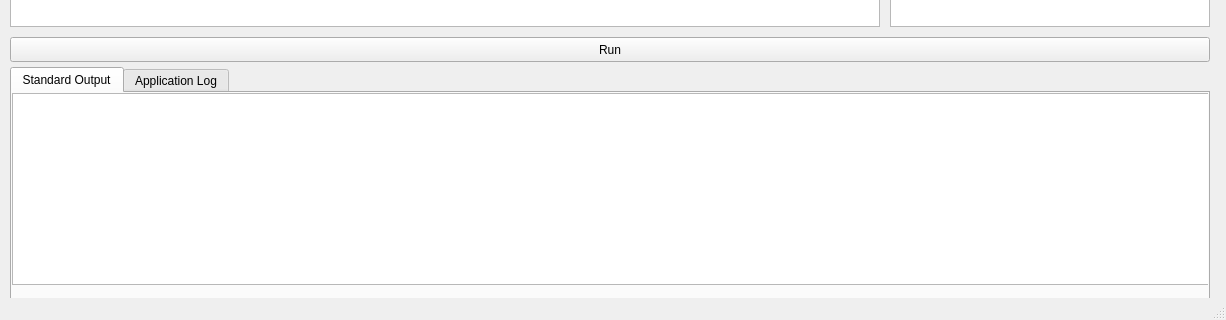
This is Sources/mainwindow.ui in GabrielVL/c-text-editor as Qt 5 draws it before an edit; both pictures show x 0 to 1226 and y 473 to 793 of the 1226 by 793 pixel window. The edited form follows.
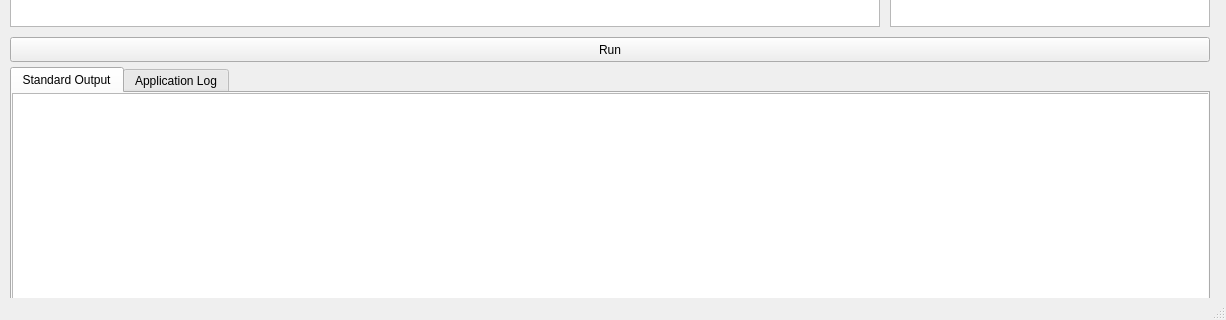
This is the edited form.

Commit message: Tab window size adjusted

Patch:
```diff
--- a/Sources/mainwindow.ui
+++ b/Sources/mainwindow.ui
@@ -62,7 +62,7 @@
         <x>0</x>
         <y>0</y>
         <width>1220</width>
-        <height>192</height>
+        <height>210</height>
        </rect>
       </property>
      </widget>
```
Left out of the diff: 2 changed lines with no effect on the pictures.
